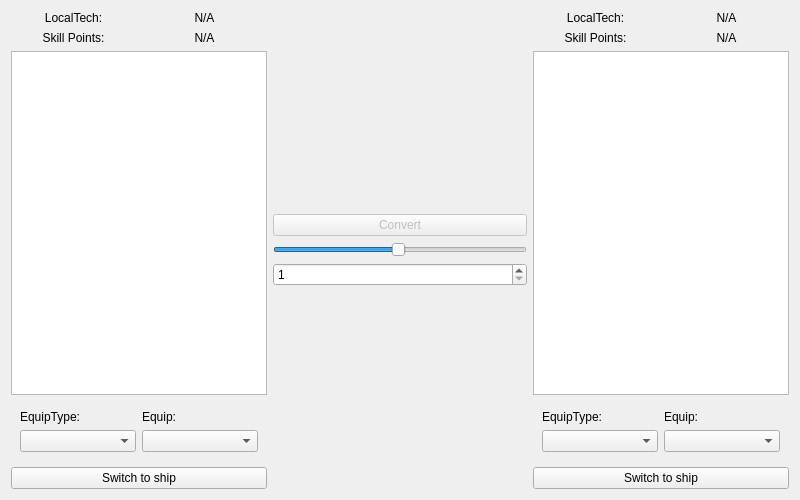
Old version of the form FleetMemories/ClientGUI/ui/navalacademyview.ui in the repository ibicdlcod/GuoMuoRuoProject.
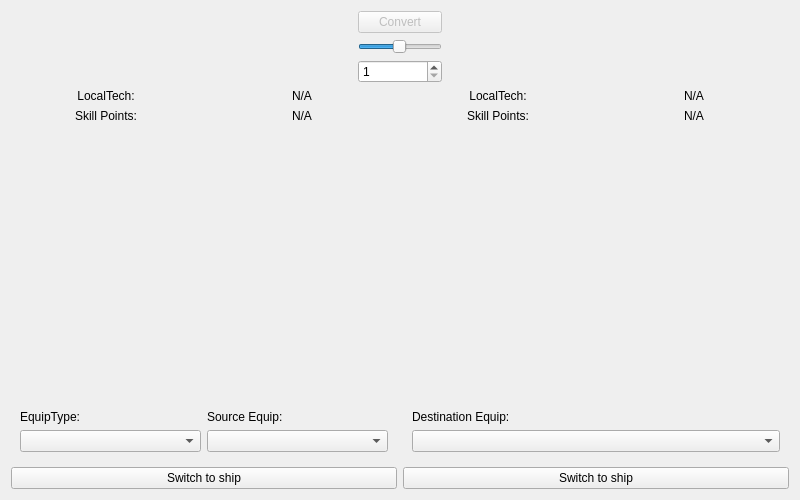
New version of the form.

Diff of the .ui file:
```diff
--- a/FleetMemories/ClientGUI/ui/navalacademyview.ui
+++ b/FleetMemories/ClientGUI/ui/navalacademyview.ui
@@ -13,9 +13,84 @@
   <property name="windowTitle">
    <string>Frame</string>
   </property>
-  <layout class="QHBoxLayout" name="horizontalLayout">
+  <layout class="QVBoxLayout" name="verticalLayout" stretch="0,1">
    <item>
-    <layout class="QVBoxLayout" name="leftPanel">
+    <layout class="QHBoxLayout" name="horizontalLayout" stretch="1,0,1">
+     <item>
+      <spacer name="horizontalSpacer">
+       <property name="orientation">
+        <enum>Qt::Horizontal</enum>
+       </property>
+       <property name="sizeHint" stdset="0">
+        <size>
+         <width>40</width>
+         <height>20</height>
+        </size>
+       </property>
+      </spacer>
+     </item>
+     <item>
+      <layout class="QVBoxLayout" name="centerPanel" stretch="0,0,0">
+       <item>
+        <widget class="QPushButton" name="convertButton">
+         <property name="enabled">
+          <bool>false</bool>
+         </property>
+         <property name="text">
+          <string id="navalacademy-convert">Convert</string>
+         </property>
+        </widget>
+       </item>
+       <item>
+        <widget class="QSlider" name="amountSlider">
+         <property name="minimum">
+          <number>1</number>
+         </property>
+         <property name="maximum">
+          <number>100</number>
+         </property>
+         <property name="value">
+          <number>50</number>
+         </property>
+         <property name="orientation">
+          <enum>Qt::Horizontal</enum>
+         </property>
+        </widget>
+       </item>
+       <item>
+        <widget class="QSpinBox" name="amountSpinBox">
+         <property name="minimum">
+          <number>1</number>
+         </property>
+         <property name="maximum">
+          <number>1000000</number>
+         </property>
+         <property name="value">
+          <number>1</number>
+         </property>
+        </widget>
+       </item>
+      </layout>
+     </item>
+     <item>
+      <spacer name="horizontalSpacer_2">
+       <property name="orientation">
+        <enum>Qt::Horizontal</enum>
+       </property>
+       <property name="sizeHint" stdset="0">
+        <size>
+         <width>40</width>
+         <height>20</height>
+        </size>
+       </property>
+      </spacer>
+     </item>
+    </layout>
+   </item>
+   <item>
+    <layout class="QHBoxLayout" name="lowerPanel" stretch="0,0">
+     <item>
+      <layout class="QVBoxLayout" name="leftPanel" stretch="0,0,1,0">
      <item>
       <layout class="QHBoxLayout" name="leftTechLayout">
        <item>
@@ -64,27 +139,10 @@
        </item>
       </layout>
      </item>
-     <item>
-      <widget class="QTableWidget" name="leftViewTable"/>
-     </item>
      <item>
       <widget class="QWidget" name="leftEquipChoice" native="true">
        <layout class="QGridLayout" name="leftGridLayout">
-        <item row="0" column="0">
-         <widget class="QLabel" name="leftLabelType">
-          <property name="text">
-           <string id="navalacademy-equip-type">EquipType:</string>
-          </property>
-         </widget>
-        </item>
-        <item row="0" column="1">
-         <widget class="QLabel" name="leftLabelEquip">
-          <property name="text">
-           <string id="navalacademy-equip">Equip:</string>
-          </property>
-         </widget>
-        </item>
-        <item row="1" column="0">
+          <item row="2" column="0">
          <widget class="QComboBox" name="srcListType1">
           <property name="sizePolicy">
            <sizepolicy hsizetype="Preferred" vsizetype="Fixed">
@@ -94,7 +152,14 @@
           </property>
          </widget>
         </item>
-        <item row="1" column="1">
+          <item row="1" column="0">
+           <widget class="QLabel" name="leftLabelType">
+            <property name="text">
+             <string id="navalacademy-equip-type">EquipType:</string>
+            </property>
+           </widget>
+          </item>
+          <item row="2" column="1">
          <widget class="QComboBox" name="srcEquipCombo">
           <property name="sizePolicy">
            <sizepolicy hsizetype="Preferred" vsizetype="Fixed">
@@ -104,90 +169,43 @@
           </property>
          </widget>
         </item>
+          <item row="1" column="1">
+           <widget class="QLabel" name="leftLabelEquip">
+            <property name="text">
+             <string id="navalacademy-source-equip">Source Equip:</string>
+            </property>
+           </widget>
+          </item>
+          <item row="0" column="0" colspan="2">
+           <spacer name="verticalSpacer">
+            <property name="orientation">
+             <enum>Qt::Vertical</enum>
+            </property>
+            <property name="sizeHint" stdset="0">
+             <size>
+              <width>20</width>
+              <height>40</height>
+             </size>
+            </property>
+           </spacer>
+          </item>
        </layout>
       </widget>
      </item>
      <item>
        <widget class="QPushButton" name="srcShipToggle">
-        <property name="text">
-         <string id="navalacademy-toship">Switch to ship</string>
-        </property>
-        <property name="visible">false</property>
-       </widget>
-     </item>
-    </layout>
-   </item>
-   <item>
-    <layout class="QVBoxLayout" name="centerPanel">
-     <item>
-      <spacer name="verticalSpacerTop">
-       <property name="orientation">
-        <enum>Qt::Vertical</enum>
-       </property>
-       <property name="sizeHint" stdset="0">
-        <size>
-         <width>20</width>
-         <height>40</height>
-        </size>
-       </property>
-      </spacer>
-     </item>
-     <item>
-      <widget class="QPushButton" name="convertButton">
-       <property name="text">
-        <string id="navalacademy-convert">Convert</string>
-       </property>
-       <property name="enabled">
+         <property name="visible">
         <bool>false</bool>
        </property>
-      </widget>
-     </item>
-     <item>
-      <widget class="QSlider" name="amountSlider">
-       <property name="orientation">
-        <enum>Qt::Horizontal</enum>
-       </property>
-       <property name="minimum">
-        <number>1</number>
-       </property>
-       <property name="maximum">
-        <number>100</number>
-       </property>
-       <property name="value">
-        <number>50</number>
-       </property>
-      </widget>
-     </item>
-     <item>
-      <widget class="QSpinBox" name="amountSpinBox">
-       <property name="minimum">
-        <number>1</number>
-       </property>
-       <property name="maximum">
-        <number>1000000</number>
-       </property>
-       <property name="value">
-        <number>1</number>
-       </property>
-      </widget>
-     </item>
-     <item>
-      <spacer name="verticalSpacerBottom">
-       <property name="orientation">
-        <enum>Qt::Vertical</enum>
-       </property>
-       <property name="sizeHint" stdset="0">
-        <size>
-         <width>20</width>
-         <height>40</height>
-        </size>
-       </property>
-      </spacer>
-     </item>
+         <property name="text">
+          <string id="navalacademy-toship">Switch to ship</string>
+         </property>
+        </widget>
+       </item>
     </layout>
    </item>
    <item>
-    <layout class="QVBoxLayout" name="rightPanel">
+      <layout class="QVBoxLayout" name="rightPanel" stretch="0,0,1,0,0">
      <item>
       <layout class="QHBoxLayout" name="rightTechLayout">
        <item>
@@ -237,36 +255,29 @@
       </layout>
      </item>
      <item>
-      <widget class="QTableWidget" name="rightViewTable"/>
+        <spacer name="verticalSpacer_2">
+         <property name="orientation">
+          <enum>Qt::Vertical</enum>
+         </property>
+         <property name="sizeHint" stdset="0">
+          <size>
+           <width>20</width>
+           <height>40</height>
+          </size>
+         </property>
+        </spacer>
      </item>
      <item>
       <widget class="QWidget" name="rightEquipChoice" native="true">
        <layout class="QGridLayout" name="rightGridLayout">
         <item row="0" column="0">
-         <widget class="QLabel" name="rightLabelType">
-          <property name="text">
-           <string id="navalacademy-equip-type">EquipType:</string>
-          </property>
-         </widget>
-        </item>
-        <item row="0" column="1">
          <widget class="QLabel" name="rightLabelEquip">
           <property name="text">
-           <string id="navalacademy-equip">Equip:</string>
+             <string id="navalacademy-destination-equip">Destination Equip:</string>
           </property>
          </widget>
         </item>
         <item row="1" column="0">
-         <widget class="QComboBox" name="dstListType1">
-          <property name="sizePolicy">
-           <sizepolicy hsizetype="Preferred" vsizetype="Fixed">
-            <horstretch>2</horstretch>
-            <verstretch>0</verstretch>
-           </sizepolicy>
-          </property>
-         </widget>
-        </item>
-        <item row="1" column="1">
          <widget class="QComboBox" name="dstEquipCombo">
           <property name="sizePolicy">
            <sizepolicy hsizetype="Preferred" vsizetype="Fixed">
@@ -284,8 +295,9 @@
         <property name="text">
          <string id="navalacademy-toship">Switch to ship</string>
         </property>
-        <property name="visible">false</property>
-       </widget>
+        </widget>
+       </item>
+      </layout>
      </item>
     </layout>
    </item>
```
Left out of the diff: 3 changed lines with no effect on the pictures. Lines whose indentation alone changed are shown as unchanged.
